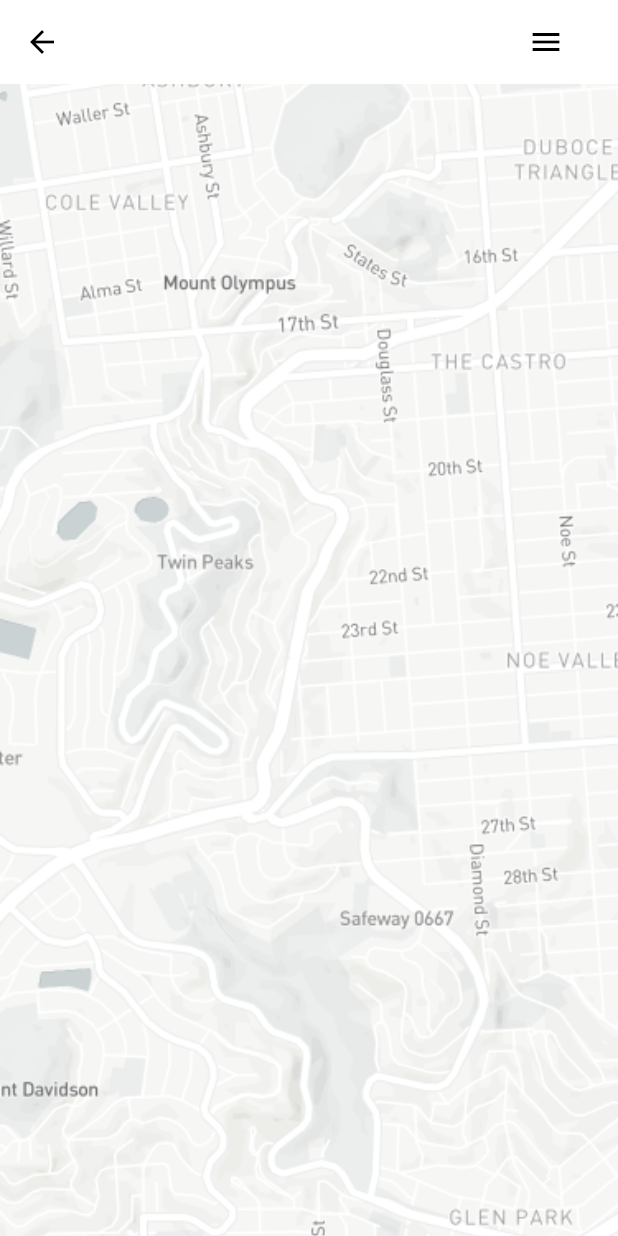
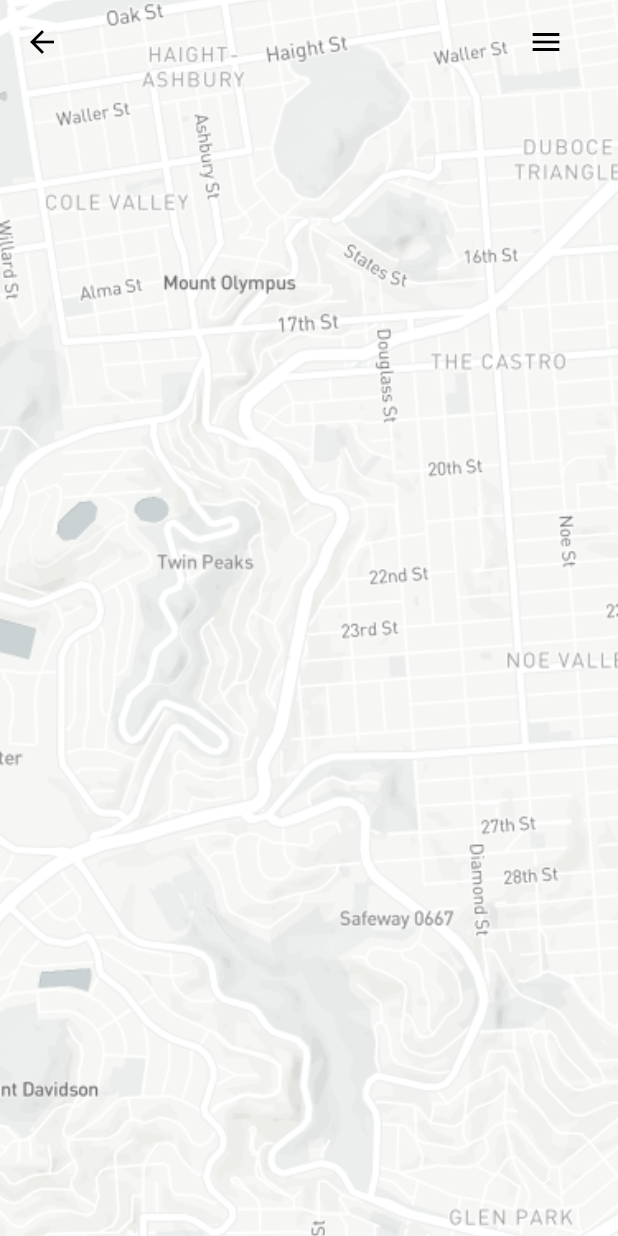
Before and after one commit to ranjith4084/InFightSales, a Flutter app: the MapScreen screen opened directly, on a phone screen of 412 x 824 dp. Run offline on Flutter 3.47's test engine with Material 2 defaults, Android fonts, the light colour scheme and no system bars; our stand-ins replace animated_splash_screen, floating_bottom_navigation_bar, get, get_storage, google_fonts, smooth_page_indicator; accounts and stored records are empty.

Commit message:
app bar set

```diff
--- a/lib/view_and_controllers/map_Screen/map_screen.dart
+++ b/lib/view_and_controllers/map_Screen/map_screen.dart
@@ -12,9 +12,9 @@ class _MapScreenState extends State<MapScreen> {
   Widget build(BuildContext context) {
     return Scaffold(
       appBar: AppBar(
+        backgroundColor: Colors.transparent,
+        elevation: 0.0,
         leading: BackButton(color: Colors.black),
-        elevation: 0,
-        backgroundColor: Colors.white,
         title: Row(
           mainAxisAlignment: MainAxisAlignment.end,
           children: [
```
